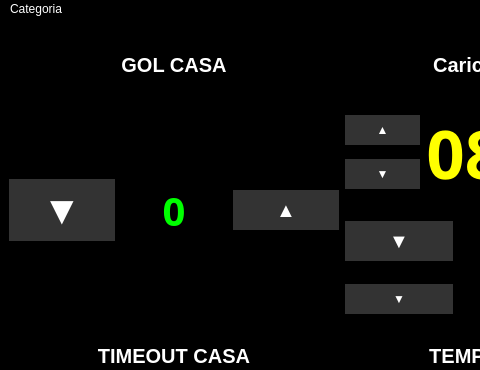
Qt form rasp5/gui/tabellone.ui (pythonpenguin/segnapunti_pallanuoto) before a commit; both pictures show x 0 to 480 and y 0 to 370 of the 1024 by 600 pixel window.
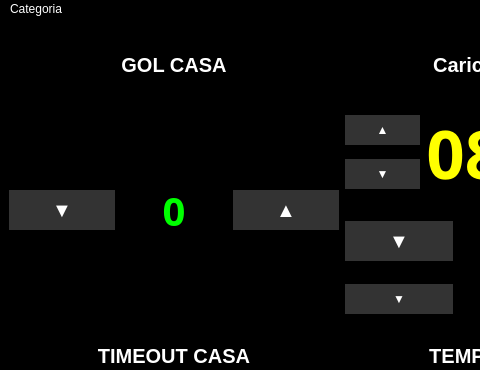
The same form after that commit.

What changed in the file:
```diff
--- a/rasp5/gui/tabellone.ui
+++ b/rasp5/gui/tabellone.ui
@@ -104,7 +104,7 @@
                             <widget class="QPushButton" name="buttonHomeMinus">
                                 <property name="font">
                                     <font>
-                                        <pointsize>30</pointsize>
+                                        <pointsize>15</pointsize>
                                     </font>
                                 </property>
                                 <property name="text">
```
